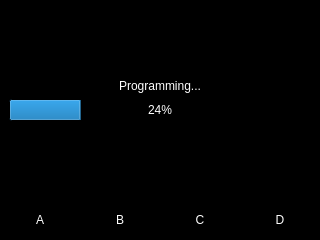
Qt form MainForm.ui (fhunleth/sdburner) before a commit.
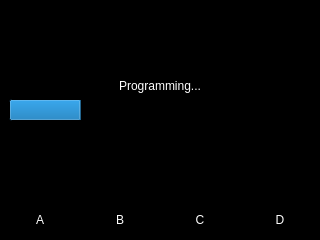
The same form after that commit. The open tabs and pages were chosen to show the change.

```diff
--- a/MainForm.ui
+++ b/MainForm.ui
@@ -94,6 +94,9 @@
          <property name="value">
           <number>24</number>
          </property>
+         <property name="textVisible">
+          <bool>false</bool>
+         </property>
         </widget>
        </item>
        <item>
```
